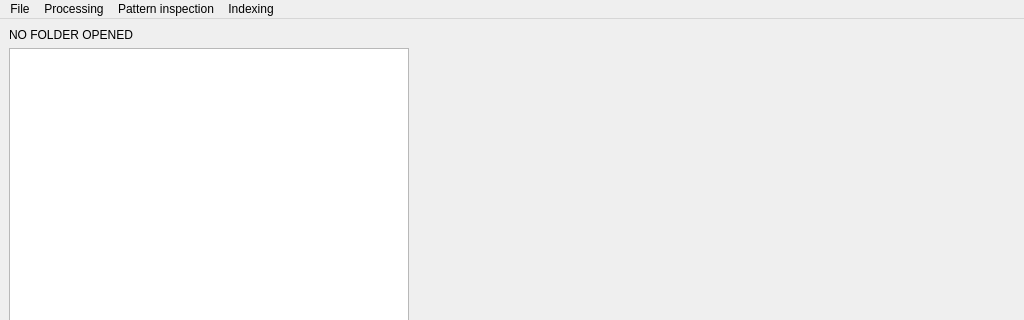
Qt form ui/main_window.ui (EBSP-Indexer/EBSP-Indexer) before a commit; both pictures show x 0 to 1024 and y 0 to 320 of the 1024 by 662 pixel window.
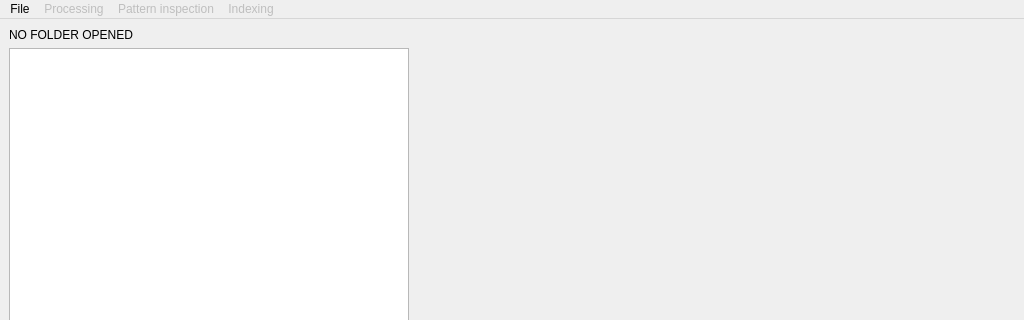
The same form after that commit. Custom widgets are drawn as their Qt base class.

Commit message: Menus based on extensions, auto select for PC, fix

The edit to the form file:
```diff
--- a/ui/main_window.ui
+++ b/ui/main_window.ui
@@ -148,7 +148,7 @@
      <x>0</x>
      <y>0</y>
      <width>1024</width>
-     <height>21</height>
+     <height>26</height>
     </rect>
    </property>
    <widget class="QMenu" name="menuFile">
@@ -160,6 +160,9 @@
     <addaction name="actionSettings"/>
    </widget>
    <widget class="QMenu" name="menuProcessing">
+    <property name="enabled">
+     <bool>false</bool>
+    </property>
     <property name="title">
      <string>Processing</string>
     </property>
@@ -168,13 +171,19 @@
     <addaction name="actionPattern_Center"/>
    </widget>
    <widget class="QMenu" name="menuPlot">
+    <property name="enabled">
+     <bool>false</bool>
+    </property>
     <property name="title">
      <string>Pattern inspection</string>
     </property>
     <addaction name="actionSignalNavigation"/>
     <addaction name="actionPre_indexing_maps"/>
    </widget>
-   <widget class="QMenu" name="menuDictionary_indexing">
+   <widget class="QMenu" name="menuIndexing">
+    <property name="enabled">
+     <bool>false</bool>
+    </property>
     <property name="title">
      <string>Indexing</string>
     </property>
@@ -184,7 +193,7 @@
    <addaction name="menuFile"/>
    <addaction name="menuProcessing"/>
    <addaction name="menuPlot"/>
-   <addaction name="menuDictionary_indexing"/>
+   <addaction name="menuIndexing"/>
   </widget>
   <action name="actionOpen_Workfolder">
    <property name="text">
```
The commit also changes 5 other files.
